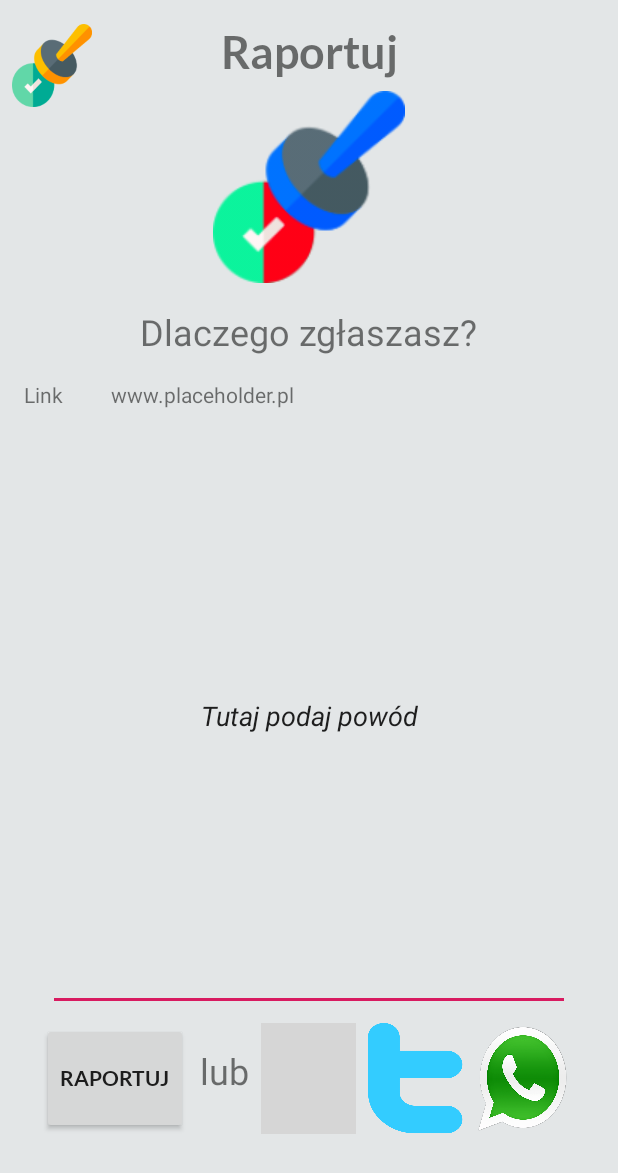
After one commit to szymhan/ProovIt, an Android app: the ReportFakeActivity screen opened directly, with no data from a screen before it, on a phone screen of 412 x 824 dp. The commit adds this screen. Shown: the top 1173 px of the screen. Run offline under Robolectric (Android 15) with nearby library versions, the phone set to English and light mode, and no system bars; grey boxes are pictures that could not be loaded.

Commit message:
ReportFakeActivity

```diff
--- /dev/null
+++ b/app/src/main/java/com/example/proovit/logic/ReportFakeActivity.java
@@ -0,0 +1,95 @@
+package com.example.proovit.logic;
+
+import android.content.Context;
+import android.content.Intent;
+import android.net.Uri;
+import android.support.v7.app.AppCompatActivity;
+import android.os.Bundle;
+import android.view.View;
+import android.widget.Button;
+import android.widget.EditText;
+import android.widget.ImageButton;
+import android.widget.TextView;
+import android.widget.Toast;
+
+import com.example.proovit.R;
+
+public class ReportFakeActivity extends AppCompatActivity {
+
+    Button reportButton;
+    TextView linkTextView;
+    EditText reasonEditText;
+    ImageButton facebookShareButton;
+    ImageButton twitterShareButton;
+    ImageButton whattsappShareButton;
+
+    public static final String FACEBOOK_PACKAGE_NAME = "com.facebook.katana";
+    public static final String TWITTER_PACKAGE_NAME = "com.twitter.android";
+    public static final String INSTAGRAM_PACKAGE_NAME = "com.instagram.android";
+    public static final String PINTEREST_PACKAGE_NAME = "com.pinterest";
+    public static final String WHATS_PACKAGE_NAME =  "com.whatsapp";
+
+    @Override
+    protected void onCreate(Bundle savedInstanceState) {
+        super.onCreate(savedInstanceState);
+        setContentView(R.layout.activity_report_fake);
+
+        init();
+    }
+
+    private void init() {
+
+        this.reportButton = findViewById(R.id.buttonReport);
+        this.linkTextView = findViewById(R.id.textViewLink);
+        this.reasonEditText = findViewById(R.id.editTextReason);
+        this.facebookShareButton = findViewById(R.id.imageButtonFacebook2);
+        this.twitterShareButton = findViewById(R.id.imageButtonTwitter);
+        this.whattsappShareButton = findViewById(R.id.imageButtonWhatsapp);
+
+        facebookShareButton.setOnClickListener(new View.OnClickListener() {
+            @Override
+            public void onClick(View v) {
+                String message = R.string.fakeFound + " \n" + linkTextView.getText() + "\n" + reasonEditText.getText();
+                shareAppWithSocial(ReportFakeActivity.this, FACEBOOK_PACKAGE_NAME, "Znalezion fałsz!", message, true );
+            }
+        });
+
+        whattsappShareButton.setOnClickListener(new View.OnClickListener() {
+            @Override
+            public void onClick(View v) {
+                String message = R.string.fakeFound + " \n" + linkTextView.getText() + "\n" + reasonEditText.getText();
+                shareAppWithSocial(ReportFakeActivity.this, WHATS_PACKAGE_NAME, "Znalezion fałsz!", message, false );
+            }
+        });
+
+        twitterShareButton.setOnClickListener(new View.OnClickListener() {
+            @Override
+            public void onClick(View v) {
+                String message = R.string.fakeFound + " \n" + linkTextView.getText() + "\n" + reasonEditText.getText();
+                shareAppWithSocial(ReportFakeActivity.this, TWITTER_PACKAGE_NAME, "Znalezion fałsz!", message, false );
+            }
+        });
+    }
+
+    public void shareAppWithSocial(Context context, String application, String title,
+                                          String description, boolean fb) {
+
+        Intent intent = new Intent();
+        intent.setAction(Intent.ACTION_SEND);
+        intent.setPackage(application);
+
+        intent.putExtra(Intent.EXTRA_STREAM, String.valueOf(linkTextView.getText()));
+        intent.putExtra(Intent.EXTRA_TEXT, description);
+        intent.setType("text/plain");
+
+        try {
+                context.startActivity(Intent.createChooser(intent, "Share via"));
+
+        } catch (android.content.ActivityNotFoundException ex) {
+            // The application does not exist
+            Toast.makeText(context, "app have not been installed.", Toast.LENGTH_SHORT).show();
+        }
+
+
+    }
+}
--- /dev/null
+++ b/app/src/main/res/layout/activity_report_fake.xml
@@ -0,0 +1,159 @@
+<?xml version="1.0" encoding="utf-8"?>
+<android.support.constraint.ConstraintLayout xmlns:android="http://schemas.android.com/apk/res/android"
+    xmlns:app="http://schemas.android.com/apk/res-auto"
+    xmlns:tools="http://schemas.android.com/tools"
+    android:layout_width="match_parent"
+    android:layout_height="match_parent"
+    android:background="@color/backgroundSplashScreen"
+    tools:context=".logic.ReportFakeActivity">
+
+    <ImageButton
+        android:id="@+id/imageButtonFacebook2"
+        android:layout_width="63dp"
+        android:layout_height="74dp"
+        android:layout_marginTop="8dp"
+        android:layout_marginEnd="8dp"
+        android:background="@drawable/com_facebook_auth_dialog_cancel_background"
+        android:scaleType="fitXY"
+        app:layout_constraintEnd_toStartOf="@+id/imageButtonTwitter"
+        app:layout_constraintTop_toBottomOf="@+id/editTextReason"
+        app:srcCompat="@drawable/com_facebook_button_icon_blue" />
+
+    <TextView
+        android:id="@+id/textViewReport"
+        android:layout_width="wrap_content"
+        android:layout_height="wrap_content"
+        android:layout_marginStart="8dp"
+        android:layout_marginTop="16dp"
+        android:layout_marginEnd="8dp"
+        android:fontFamily="@font/lato_bold"
+        android:text="@string/report"
+        android:textSize="30sp"
+        app:layout_constraintEnd_toEndOf="parent"
+        app:layout_constraintStart_toStartOf="parent"
+        app:layout_constraintTop_toTopOf="parent" />
+
+    <ImageButton
+        android:id="@+id/imageButton"
+        android:layout_width="53dp"
+        android:layout_height="55dp"
+        android:layout_marginStart="8dp"
+        android:layout_marginTop="16dp"
+        android:background="@color/backgroundSplashScreen"
+        android:scaleType="fitXY"
+        android:src="@drawable/validation"
+        app:layout_constraintStart_toStartOf="parent"
+        app:layout_constraintTop_toTopOf="parent" />
+
+    <ImageView
+        android:id="@+id/imageView"
+        android:layout_width="wrap_content"
+        android:layout_height="wrap_content"
+        android:layout_marginStart="8dp"
+        android:layout_marginTop="8dp"
+        android:layout_marginEnd="8dp"
+        app:layout_constraintEnd_toEndOf="parent"
+        app:layout_constraintStart_toStartOf="parent"
+        app:layout_constraintTop_toBottomOf="@+id/textViewReport"
+        app:srcCompat="@drawable/truefalse" />
+
+    <ImageButton
+        android:id="@+id/imageButtonWhatsapp"
+        android:layout_width="63dp"
+        android:layout_height="74dp"
+        android:background="@drawable/transparent"
+        android:scaleType="fitXY"
+        app:layout_constraintEnd_toEndOf="@+id/editTextReason"
+        app:layout_constraintTop_toTopOf="@+id/imageButtonTwitter"
+        app:srcCompat="@drawable/whattsapp" />
+
+    <ImageButton
+        android:id="@+id/imageButtonTwitter"
+        android:layout_width="63dp"
+        android:layout_height="74dp"
+        android:layout_marginEnd="8dp"
+        android:background="@drawable/transparent"
+        android:scaleType="fitXY"
+        app:layout_constraintEnd_toStartOf="@+id/imageButtonWhatsapp"
+        app:layout_constraintTop_toTopOf="@+id/imageButtonFacebook2"
+        app:srcCompat="@drawable/twitter" />
+
+    <Button
+        android:id="@+id/buttonReport"
+        android:layout_width="wrap_content"
+        android:layout_height="74dp"
+        android:layout_marginEnd="8dp"
+        android:layout_marginBottom="68dp"
+        android:fontFamily="@font/lato_bold"
+        android:text="@string/report"
+        android:textAlignment="textStart"
+        app:layout_constraintBottom_toBottomOf="parent"
+        app:layout_constraintEnd_toStartOf="@+id/textViewOr" />
+
+    <EditText
+        android:id="@+id/editTextReason"
+        android:layout_width="0dp"
+        android:layout_height="0dp"
+        android:layout_marginStart="32dp"
+        android:layout_marginTop="8dp"
+        android:layout_marginEnd="32dp"
+        android:layout_marginBottom="8dp"
+        android:ems="10"
+        android:inputType="textPersonName"
+        android:text="@string/writeReason"
+        android:textAlignment="center"
+        android:textStyle="italic"
+        app:layout_constraintBottom_toTopOf="@+id/buttonReport"
+        app:layout_constraintEnd_toEndOf="parent"
+        app:layout_constraintStart_toStartOf="parent"
+        app:layout_constraintTop_toBottomOf="@+id/textViewLink" />
+
+    <TextView
+        android:id="@+id/textViewReason"
+        android:layout_width="wrap_content"
+        android:layout_height="wrap_content"
+        android:layout_marginStart="32dp"
+        android:layout_marginTop="16dp"
+        android:layout_marginEnd="32dp"
+        android:text="@string/whyFake"
+        android:textSize="24sp"
+        app:layout_constraintEnd_toEndOf="parent"
+        app:layout_constraintStart_toStartOf="parent"
+        app:layout_constraintTop_toBottomOf="@+id/imageView" />
+
+    <TextView
+        android:id="@+id/textViewOr"
+        android:layout_width="wrap_content"
+        android:layout_height="wrap_content"
+        android:layout_marginTop="8dp"
+        android:layout_marginEnd="8dp"
+        android:layout_marginBottom="8dp"
+        android:text="@string/or"
+        android:textSize="24sp"
+        app:layout_constraintBottom_toBottomOf="@+id/imageButtonWhatsapp"
+        app:layout_constraintEnd_toStartOf="@+id/imageButtonFacebook2"
+        app:layout_constraintTop_toBottomOf="@+id/editTextReason"
+        app:layout_constraintVertical_bias="0.454" />
+
+    <TextView
+        android:id="@+id/textView5"
+        android:layout_width="wrap_content"
+        android:layout_height="wrap_content"
+        android:layout_marginStart="16dp"
+        android:layout_marginTop="16dp"
+        android:text="@string/link"
+        app:layout_constraintStart_toStartOf="parent"
+        app:layout_constraintTop_toBottomOf="@+id/textViewReason" />
+
+    <TextView
+        android:id="@+id/textViewLink"
+        android:layout_width="0dp"
+        android:layout_height="wrap_content"
+        android:layout_marginStart="32dp"
+        android:layout_marginEnd="32dp"
+        android:text="www.placeholder.pl"
+        app:layout_constraintEnd_toEndOf="parent"
+        app:layout_constraintHorizontal_bias="0.0"
+        app:layout_constraintStart_toEndOf="@+id/textView5"
+        app:layout_constraintTop_toTopOf="@+id/textView5" />
+</android.support.constraint.ConstraintLayout>
--- a/app/src/main/res/values/strings.xml
+++ b/app/src/main/res/values/strings.xml
@@ -12,7 +12,16 @@
     <!-- TODO: Remove or change this placeholder text -->
     <string name="hello_blank_fragment">Hello blank fragment</string>
     <string name="reportedByMe">Zgłoszone przeze mnie</string>
+    <string name="report">Raportuj</string>
     <string name="reportedByOthers">Zgłoszone przeze innych</string>
+    <string name="whyFake">Dlaczego zgłaszasz?</string>
+    <string name="writeReason">Tutaj podaj powód</string>
+    <string name="or">lub</string>
+    <string name="link">Link</string>
+
+
+    <string name="shareOnFacebook">Podziel się na FB</string>
+    <string name="fakeFound">Znalazłem nieprawdziwą informację!</string>
 
 
     <!--Facebook-->
```
Also changed, not shown: app/src/main/AndroidManifest.xml (+13 -14 lines), app/src/main/res/drawable/twitter.png (added), app/src/main/res/drawable/whattsapp.png (added).
